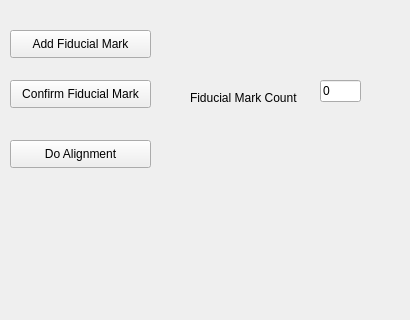
chuandongxu/AOI, file DataModule/FiducialMarkWidget.ui: the form before one commit; both pictures show x 0 to 410 and y 0 to 320 of the 410 by 950 pixel window.
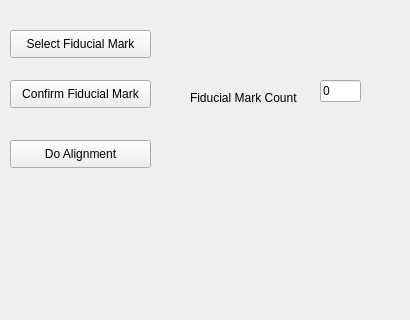
The form after the commit.

Commit message:
Change AddFiducialMark button to SelectFiducialMark.
Change AddFiducialMark button to SelectFiducialMark.

```diff
--- a/DataModule/FiducialMarkWidget.ui
+++ b/DataModule/FiducialMarkWidget.ui
@@ -23,7 +23,7 @@
     </rect>
    </property>
    <property name="text">
-    <string>Add Fiducial Mark</string>
+    <string>Select Fiducial Mark</string>
    </property>
   </widget>
   <widget class="QPushButton" name="btnConfirmFiducialMark">
```
Left out of the diff: 2 changed lines with no effect on the pictures. The commit also changes 7 other files.
